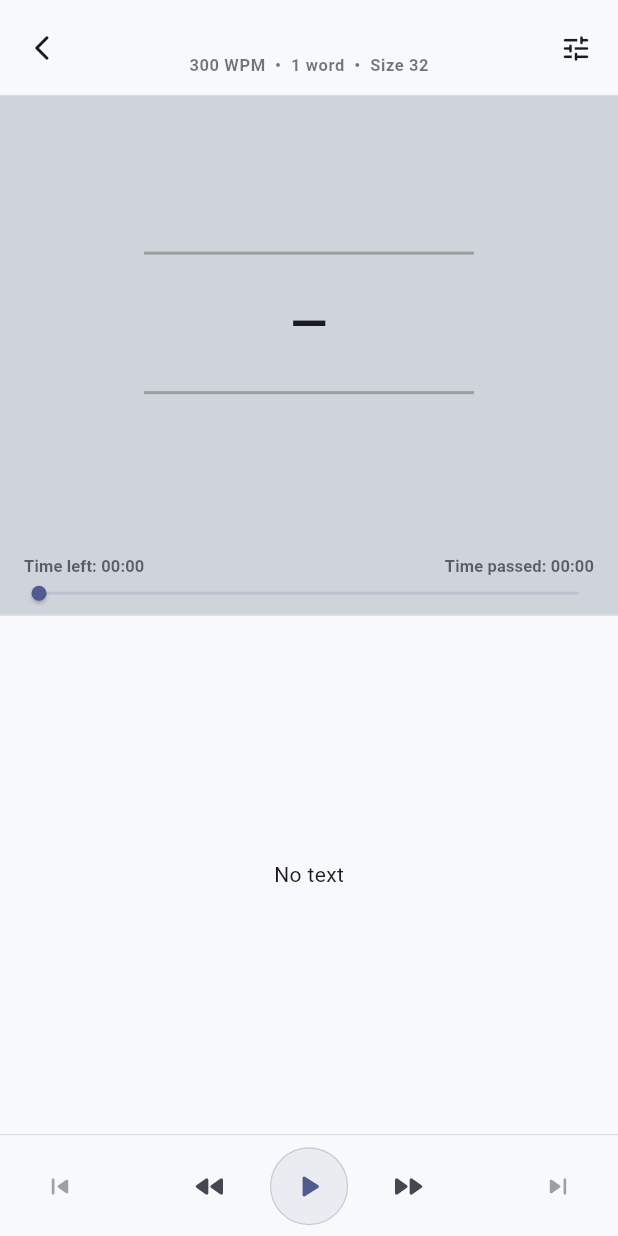
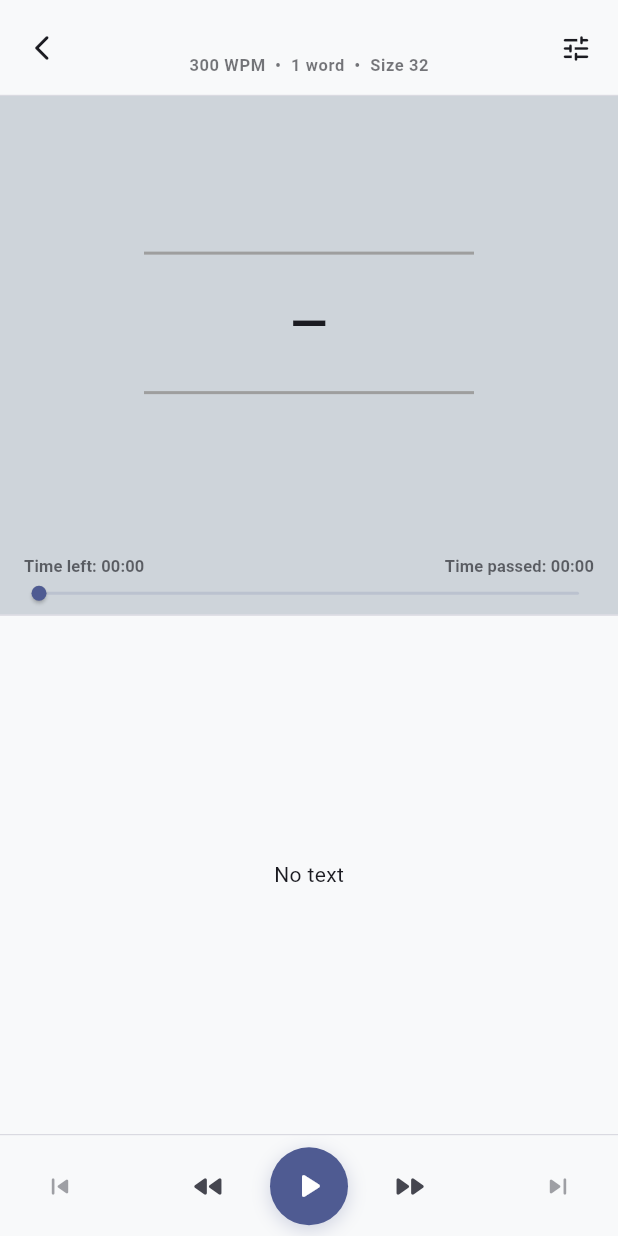
Before and after one commit to kot-begemot/speed-reading-app, a Flutter app: the _ReaderBody screen opened directly with empty values, on a phone screen of 412 x 824 dp. Run offline on Flutter 3.47's test engine with Material 3 defaults, Android fonts, the phone set to English and light mode, and no system bars; our stand-ins replace file_picker, flutter_colorpicker, flutter_riverpod, hive_ce, hive_ce_flutter, html_unescape and 2 more; missing offline and left inert: docx_to_text, epubx, syncfusion_flutter_pdf; accounts and stored records are empty.

Commit message:
style(reader): redesign play button into a solid primary circle with drop shadow

```diff
--- a/lib/widgets/reader_controls.dart
+++ b/lib/widgets/reader_controls.dart
@@ -45,29 +45,30 @@ class ReaderControls extends StatelessWidget {
                 onPressed: engine.back5s,
               ),
               const SizedBox(width: 16),
-              // Large play/pause outline circle button
+              // Large play/pause solid hero circle button
               ValueListenableBuilder(
                 valueListenable: engine.state,
                 builder: (context, state, _) {
                   return Container(
-                    width: 52,
-                    height: 52,
+                    width: 54,
+                    height: 54,
                     decoration: BoxDecoration(
                       shape: BoxShape.circle,
-                      color: isDark
-                          ? scheme.primary.withValues(alpha: 0.15)
-                          : scheme.primary.withValues(alpha: 0.08),
-                      border: Border.all(
-                        color: scheme.primary.withValues(alpha: isDark ? 0.35 : 0.25),
-                        width: 0.8,
-                      ),
+                      color: scheme.primary,
+                      boxShadow: [
+                        BoxShadow(
+                          color: scheme.primary.withValues(alpha: isDark ? 0.4 : 0.25),
+                          blurRadius: 10,
+                          offset: const Offset(0, 3),
+                        ),
+                      ],
                     ),
                     child: IconButton(
-                      iconSize: 26,
+                      iconSize: 28,
                       tooltip: state.isPlaying ? 'Pause' : 'Play',
                       icon: Icon(
                         state.isPlaying ? Icons.pause_rounded : Icons.play_arrow_rounded,
-                        color: scheme.primary,
+                        color: scheme.onPrimary,
                       ),
                       onPressed: engine.toggle,
                     ),
```
